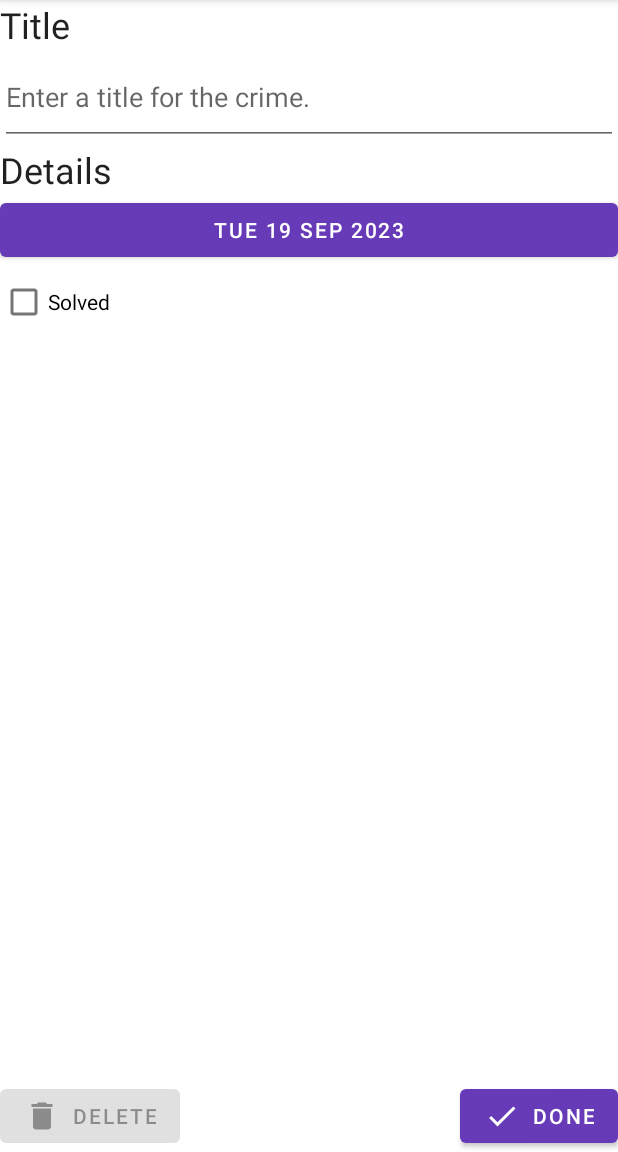
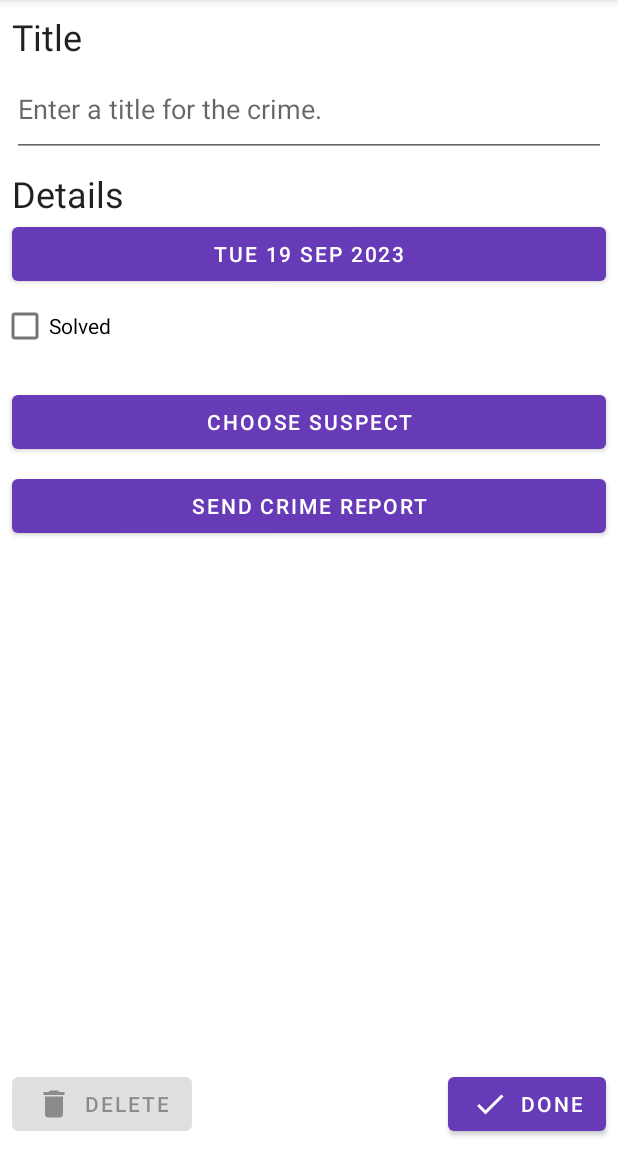
Before and after one commit to USC-nkd007/CriminalIntent, an Android app: the screen it shows after launch (MainActivity), after a tap on "New Crime", on a phone screen of 412 x 824 dp, the part 84-1236 px from its top. Run offline under Robolectric (Android 15) with nearby library versions, the phone set to English and light mode, and no system bars; our stand-ins replace Room's generated code.

Commit message:
Add suspect to Crime.kt Send crime report button listener

```diff
--- a/app/src/main/java/com/example/criminalintent/Crime.kt
+++ b/app/src/main/java/com/example/criminalintent/Crime.kt
@@ -11,4 +11,5 @@ data class Crime(
     val title: String,
     val date: Date,
     val isSolved: Boolean,
+    val suspect: String = "",
 )
--- a/app/src/main/java/com/example/criminalintent/database/CrimeDatabase.kt
+++ b/app/src/main/java/com/example/criminalintent/database/CrimeDatabase.kt
@@ -3,10 +3,21 @@ package com.example.criminalintent.database
 import androidx.room.Database
 import androidx.room.RoomDatabase
 import androidx.room.TypeConverters
+import androidx.room.migration.Migration
+import androidx.sqlite.db.SupportSQLiteDatabase
 import com.example.criminalintent.Crime
 
-@Database(entities = [Crime::class], version = 1)
+@Database(entities = [Crime::class], version = 2)
 @TypeConverters(CrimeTypeConverters::class)
 abstract class CrimeDatabase : RoomDatabase() {
     abstract fun crimeDao(): CrimeDao
 }
+
+val migration_1_2 = object : Migration(1, 2) {
+    override fun migrate(database: SupportSQLiteDatabase) {
+        database.execSQL(
+            "ALTER TABLE Crime ADD COLUMN suspect TEXT NOT NULL DEFAULT ''"
+        )
+    }
+
+}
--- a/app/src/main/java/com/example/criminalintent/database/CrimeRepository.kt
+++ b/app/src/main/java/com/example/criminalintent/database/CrimeRepository.kt
@@ -21,6 +21,7 @@ private constructor(context: Context, private val coroutineScope: CoroutineScope
             CrimeDatabase::class.java,
             DATABASE_NAME
         )
+        .addMigrations(migration_1_2)
         .build()
 
     fun getCrimes(): Flow<List<Crime>> = database.crimeDao().getCrimes()
--- a/app/src/main/res/layout/fragment_crime_detail.xml
+++ b/app/src/main/res/layout/fragment_crime_detail.xml
@@ -12,6 +12,8 @@
         android:id="@+id/crime_done"
         android:layout_width="wrap_content"
         android:layout_height="wrap_content"
+        android:layout_marginEnd="8dp"
+        android:layout_marginBottom="8dp"
         android:text="@string/done_button"
         app:icon="@drawable/ic_done"
         app:layout_constraintBottom_toBottomOf="parent"
@@ -21,6 +23,8 @@
         android:id="@+id/crime_delete"
         android:layout_width="wrap_content"
         android:layout_height="wrap_content"
+        android:layout_marginStart="8dp"
+        android:layout_marginBottom="8dp"
         android:text="@string/delete_button"
         app:icon="@drawable/ic_delete"
         app:layout_constraintBottom_toBottomOf="parent"
@@ -32,8 +36,12 @@
         android:id="@+id/textView"
         android:layout_width="match_parent"
         android:layout_height="wrap_content"
+        android:layout_marginStart="8dp"
+        android:layout_marginTop="8dp"
+        android:layout_marginEnd="8dp"
         android:text="@string/crime_title_label"
         android:textAppearance="?attr/textAppearanceHeadline5"
+        app:layout_constraintEnd_toEndOf="parent"
         app:layout_constraintStart_toStartOf="parent"
         app:layout_constraintTop_toTopOf="parent" />
 
@@ -41,9 +49,12 @@
         android:id="@+id/crime_title"
         android:layout_width="match_parent"
         android:layout_height="64dp"
+        android:layout_marginStart="8dp"
+        android:layout_marginEnd="8dp"
         android:hint="@string/crime_title_hint"
         android:importantForAutofill="no"
         android:inputType="text"
+        app:layout_constraintEnd_toEndOf="parent"
         app:layout_constraintStart_toStartOf="parent"
         app:layout_constraintTop_toBottomOf="@+id/textView" />
 
@@ -51,8 +62,12 @@
         android:id="@+id/textView2"
         android:layout_width="match_parent"
         android:layout_height="wrap_content"
+        android:layout_marginStart="8dp"
+        android:layout_marginTop="8dp"
+        android:layout_marginEnd="8dp"
         android:text="@string/crime_details_label"
         android:textAppearance="?attr/textAppearanceHeadline5"
+        app:layout_constraintEnd_toEndOf="parent"
         app:layout_constraintStart_toStartOf="parent"
         app:layout_constraintTop_toBottomOf="@+id/crime_title" />
 
@@ -60,6 +75,9 @@
         android:id="@+id/crime_date"
         android:layout_width="match_parent"
         android:layout_height="wrap_content"
+        android:layout_marginStart="8dp"
+        android:layout_marginEnd="8dp"
+        app:layout_constraintEnd_toEndOf="parent"
         app:layout_constraintStart_toStartOf="parent"
         app:layout_constraintTop_toBottomOf="@+id/textView2"
         tools:text="Wed May 11 11:56 EST 2022" />
@@ -68,8 +86,35 @@
         android:id="@+id/crime_solved"
         android:layout_width="411dp"
         android:layout_height="wrap_content"
+        android:layout_marginStart="8dp"
+        android:layout_marginEnd="8dp"
         android:text="@string/crime_solved_label"
+        app:layout_constraintEnd_toEndOf="parent"
         app:layout_constraintStart_toStartOf="parent"
         app:layout_constraintTop_toBottomOf="@+id/crime_date" />
 
+    <Button
+        android:id="@+id/crime_suspect"
+        android:layout_width="0dp"
+        android:layout_height="wrap_content"
+        android:layout_marginStart="8dp"
+        android:layout_marginTop="16dp"
+        android:layout_marginEnd="8dp"
+        android:text="@string/crime_suspect_text"
+        app:layout_constraintEnd_toEndOf="parent"
+        app:layout_constraintStart_toStartOf="parent"
+        app:layout_constraintTop_toBottomOf="@+id/crime_solved" />
+
+    <Button
+        android:id="@+id/crime_report"
+        android:layout_width="0dp"
+        android:layout_height="wrap_content"
+        android:layout_marginStart="8dp"
+        android:layout_marginTop="8dp"
+        android:layout_marginEnd="8dp"
+        android:text="@string/crime_report_text"
+        app:layout_constraintEnd_toEndOf="parent"
+        app:layout_constraintStart_toStartOf="parent"
+        app:layout_constraintTop_toBottomOf="@+id/crime_suspect" />
+
 </androidx.constraintlayout.widget.ConstraintLayout>
--- a/app/src/main/res/values/strings.xml
+++ b/app/src/main/res/values/strings.xml
@@ -8,4 +8,13 @@
     <string name="delete_button">Delete</string>
     <string name="new_crime_hint">Create a new crime</string>
     <string name="done_button">Done</string>
+    <string name="crime_suspect_text">Choose Suspect</string>
+    <string name="crime_report_text">Send Crime Report</string>
+    <string name="crime_report">%1$s! The crime was discovered on %2$s. %3$s, and %4$s</string>
+    <string name="crime_report_solved">The case is solved</string>
+    <string name="crime_report_unsolved">The case is unsolved</string>
+    <string name="crime_report_no_suspect">there is no suspect.</string>
+    <string name="crime_report_suspect">the suspect is %s.</string>
+    <string name="crime_report_subject">CriminalIntent Crime Report</string>
+    <string name="send_report">Send crime report via</string>
 </resources>
```
Also changed, not shown: app/src/main/java/com/example/criminalintent/CrimeDetailFragment.kt (+32 -4 lines).
